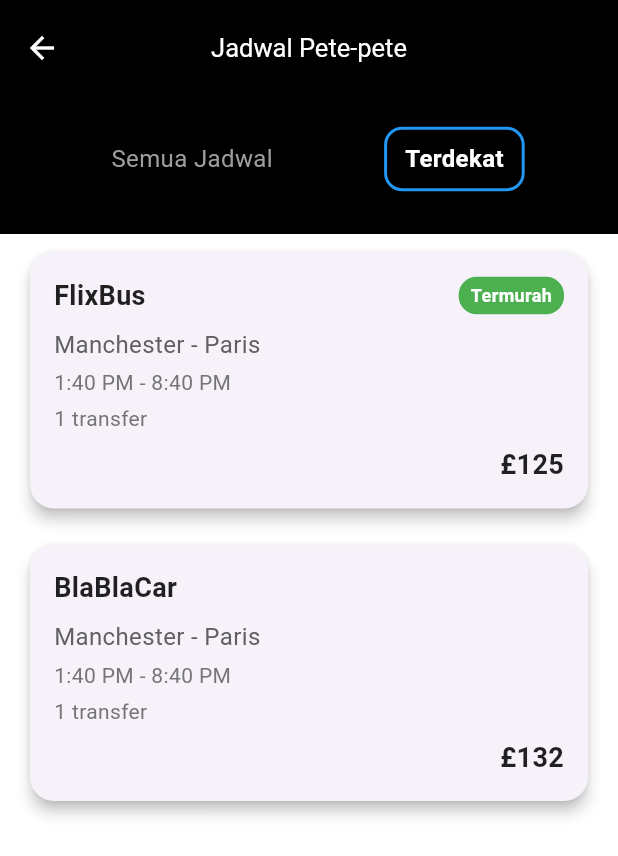
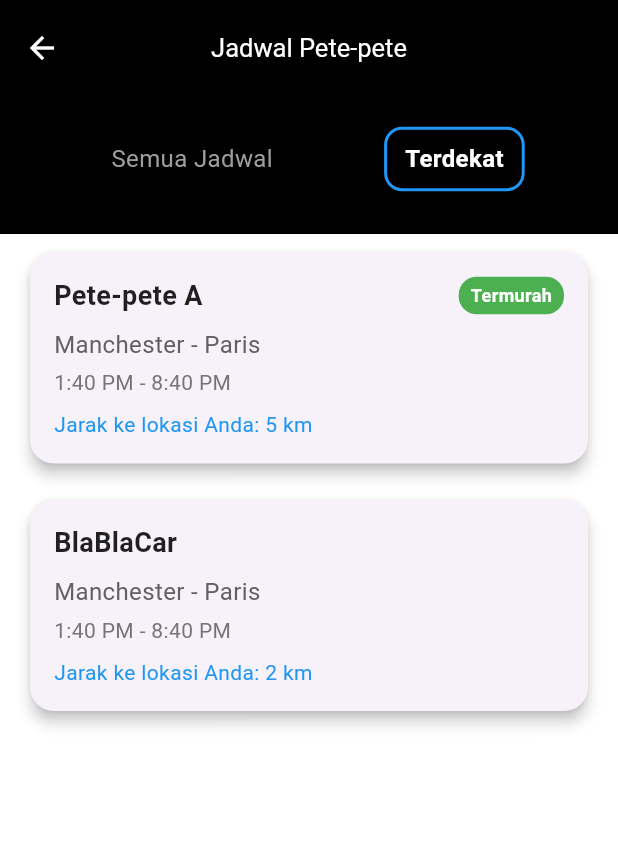
Before and after one commit to aurel0365/NaikPete--Kelompok-07-frontend, a Flutter app: the JadwalPetePeteScreen screen opened directly, after a tap on "Terdekat", on a phone screen of 412 x 824 dp. Shown: the top 856 px of the screen. Run offline on Flutter 3.47's test engine with Material 3 defaults, Android fonts, the phone set to English and light mode, and no system bars.

Commit message:
Update jadwalberangkat

```diff
--- a/povuser/lib/Jadwalberangkat.dart
+++ b/povuser/lib/Jadwalberangkat.dart
@@ -22,30 +22,24 @@
 class _JadwalPetePeteScreenState extends State<JadwalPetePeteScreen> {
   final List<Map<String, String>> jadwalPetePete = [
     {
-      'nama': 'FlixBus',
+      'nama': 'Pete-pete A',
       'status': 'Termurah',
-      'harga': '£125',
       'rute': 'Manchester - Paris',
       'waktu': '1:40 PM - 8:40 PM',
-      'transfer': '1 transfer',
       'jarak': '5 km', // Menambahkan data jarak
     },
     {
       'nama': 'Eurolines',
       'status': '',
-      'harga': '£143',
       'rute': 'Manchester - Paris',
       'waktu': '3:05 PM - 7:30 PM',
-      'transfer': '1 transfer',
       'jarak': '10 km', // Menambahkan data jarak
     },
     {
       'nama': 'BlaBlaCar',
       'status': '',
-      'harga': '£132',
       'rute': 'Manchester - Paris',
       'waktu': '1:40 PM - 8:40 PM',
-      'transfer': '1 transfer',
       'jarak': '2 km', // Menambahkan data jarak
     },
   ];
@@ -153,23 +147,14 @@
                             jadwal['waktu']!,
                             style: TextStyle(fontSize: 14, color: Colors.grey[600]),
                           ),
-                          const SizedBox(height: 4),
-                          Text(
-                            jadwal['transfer']!,
-                            style: TextStyle(fontSize: 14, color: Colors.grey[600]),
-                          ),
-                          const SizedBox(height: 8),
-                          Align(
-                            alignment: Alignment.centerRight,
-                            child: Text(
-                              jadwal['harga']!,
-                              style: const TextStyle(
-                                fontSize: 18,
-                                fontWeight: FontWeight.bold,
-                                color: Colors.black87,
+                          if (_selectedTabIndex == 1) // Menampilkan jarak hanya di tab Terdekat
+                            Padding(
+                              padding: const EdgeInsets.only(top: 8.0),
+                              child: Text(
+                                'Jarak ke lokasi Anda: ${jadwal['jarak']}',
+                                style: TextStyle(fontSize: 14, color: Colors.blue),
                               ),
                             ),
-                          ),
                         ],
                       ),
                     ),
```
